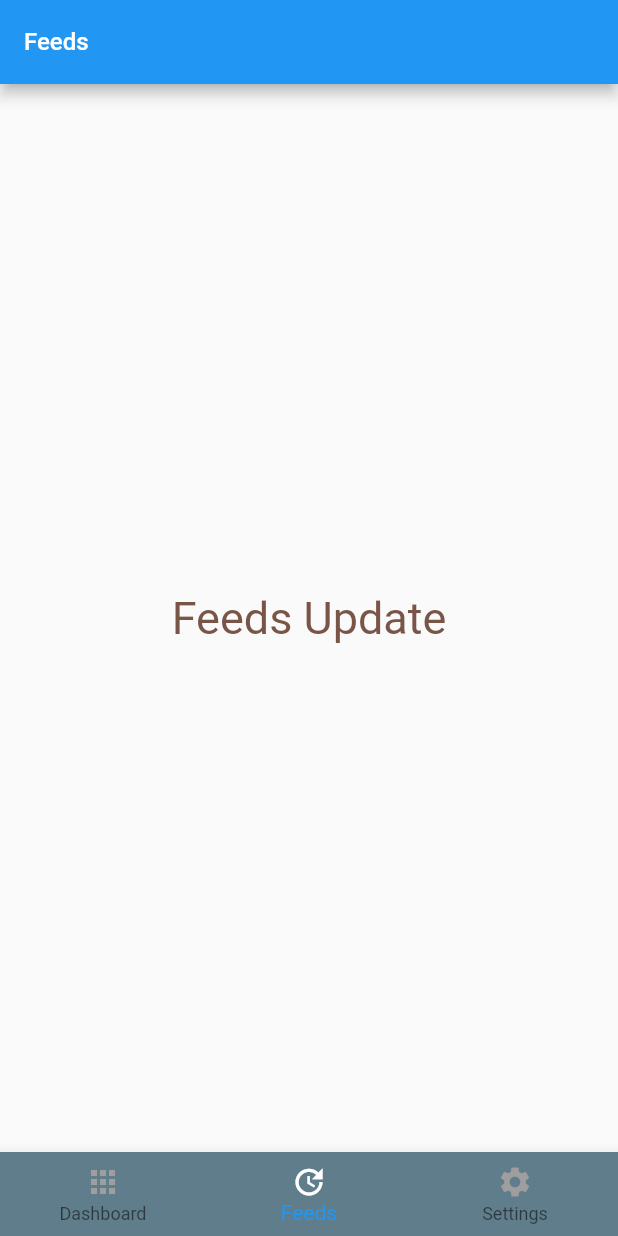
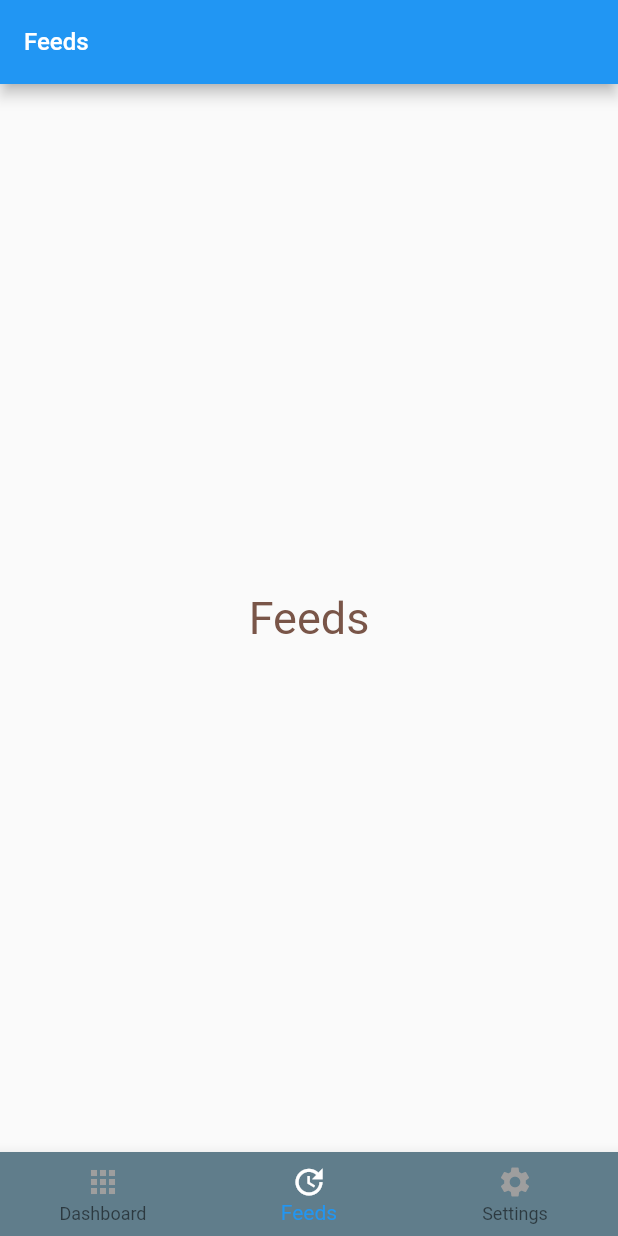
Before and after one commit to sreeharikv112/FlutterPlatformSpecificApp, a Flutter app: the DashboardScreen screen opened directly, item 2 of the bottom bar chosen, on a phone screen of 412 x 824 dp. Run offline on Flutter 3.47's test engine with Material 2 defaults, Android fonts, the phone set to English and light mode, and no system bars; drawn by our look-alikes of flutter_platform_widgets.

Commit message:
code refactoring

```diff
--- a/lib/main.dart
+++ b/lib/main.dart
@@ -1,7 +1,6 @@
 import 'package:flutter/cupertino.dart';
 import 'package:flutter/material.dart';
 import 'package:flutter_platform_specific_app/ui/apphomepage.dart';
-import 'package:flutter_platform_specific_app/ui/first_screen.dart';
 import 'package:flutter_platform_widgets/flutter_platform_widgets.dart';
 import 'package:flutter_platform_specific_app/utils/color_utils.dart' as ColorUtils;
 
--- a/lib/ui/dashboard.dart
+++ b/lib/ui/dashboard.dart
@@ -1,33 +1,36 @@
-
 import 'package:flutter/material.dart';
 import 'package:flutter_platform_specific_app/ui/screen_tab_one.dart';
 import 'package:flutter_platform_specific_app/ui/screen_tab_three.dart';
 import 'package:flutter_platform_specific_app/ui/screen_tab_two.dart';
 import 'package:flutter_platform_widgets/flutter_platform_widgets.dart';
-import 'package:flutter_platform_specific_app/utils/color_utils.dart' as ColorUtils;
+import 'package:flutter_platform_specific_app/utils/color_utils.dart'
+    as ColorUtils;
+import 'package:flutter_platform_specific_app/utils/constants.dart';
 
-
-class DashboardScreen extends StatefulWidget{
+class DashboardScreen extends StatefulWidget {
   @override
   State<StatefulWidget> createState() {
-
     return DashboardScreenState();
   }
 }
 
-class DashboardScreenState extends State<DashboardScreen>{
+class DashboardScreenState extends State<DashboardScreen> {
+
   int _tabSelectedIndex = 0;
-  String title = "Dashboard";
+  String title = txtDashboard;
+
   @override
   Widget build(BuildContext context) {
     return PlatformScaffold(
       appBar: PlatformAppBar(
-        title: Text(title, style: ColorUtils.toolbarTextStyle,),
-        ios: (_)=> CupertinoNavigationBarData(
+        title: Text(
+          title,
+          style: ColorUtils.toolbarTextStyle,
+        ),
+        ios: (_) => CupertinoNavigationBarData(
           transitionBetweenRoutes: false,
         ),
       ),
-
       android: (_) => MaterialScaffoldData(),
       body: getTabScreen(_tabSelectedIndex),
       bottomNavBar: PlatformNavBar(
@@ -38,23 +41,22 @@ class DashboardScreenState extends State<DashboardScreen>{
               title = getScreenTitle(index);
             });
           },
-        backgroundColor: Colors.blueGrey,
+          backgroundColor: ColorUtils.bottomTabsBackground,
           items: [
             BottomNavigationBarItem(
-          icon:  Icon(Icons.apps, color: Colors.grey),
-          title:  Text('Dashboard', style: ColorUtils.bottomNavTextStyle),
-          activeIcon:  Icon(Icons.apps, color: Colors.white),
+              icon: Icon(Icons.apps, color: Colors.grey),
+              title: Text(txtDashboard, style: ColorUtils.bottomNavTextStyle),
+              activeIcon: Icon(Icons.apps, color: Colors.white),
             ),
             BottomNavigationBarItem(
-          icon:  Icon(Icons.update, color: Colors.grey),
-          title:  Text('Feeds', style: ColorUtils.bottomNavTextStyle),
-          activeIcon:  Icon(Icons.update, color: Colors.white),
+              icon: Icon(Icons.update, color: Colors.grey),
+              title: Text(txtFeeds, style: ColorUtils.bottomNavTextStyle),
+              activeIcon: Icon(Icons.update, color: Colors.white),
             ),
             BottomNavigationBarItem(
               icon: Icon(Icons.settings, color: Colors.grey),
-          title: Text('Settings',style: ColorUtils.bottomNavTextStyle,
-          ),
-          activeIcon:  Icon(Icons.settings, color: Colors.white),
+              title: Text(txtSettings,style: ColorUtils.bottomNavTextStyle,),
+              activeIcon: Icon(Icons.settings, color: Colors.white),
             )
           ]),
     );
@@ -72,14 +74,15 @@ class DashboardScreenState extends State<DashboardScreen>{
     }
   }
 
-  String getScreenTitle(int tabIndex){
+  ////Return title of the screen
+  String getScreenTitle(int tabIndex) {
     switch (tabIndex) {
       case 1:
-        return "Feeds";
+        return txtFeeds;
       case 2:
-        return "Settings";
+        return txtSettings;
       default:
-        return "Dashboard";
+        return txtDashboard;
     }
   }
 }
--- a/lib/ui/screen_tab_two.dart
+++ b/lib/ui/screen_tab_two.dart
@@ -1,15 +1,17 @@
 
 import 'package:flutter/material.dart';
 import 'package:flutter/widgets.dart';
-import 'package:flutter_platform_specific_app/utils/color_utils.dart' as ColorUtils;
+import 'package:flutter_platform_specific_app/utils/constants.dart';
+import 'package:flutter_platform_specific_app/utils/color_utils.dart'
+    as ColorUtils;
 
 class ScreenTabTwo extends StatelessWidget {
   @override
   Widget build(BuildContext context) {
     return Center(
         child:  Text(
-            "Feeds Update",
-            style: TextStyle(color: Colors.brown, fontSize: 30),
+            txtFeeds,
+            style: ColorUtils.tabsContentText,
           ),
         );
   }
--- a/lib/utils/color_utils.dart
+++ b/lib/utils/color_utils.dart
@@ -3,6 +3,7 @@ library colorutils;
 import 'package:flutter/cupertino.dart';
 import 'package:flutter/material.dart';
 
+////Color utilities
 final materialThemeData = ThemeData(
     primarySwatch: Colors.deepOrange,
     scaffoldBackgroundColor: Colors.white,
@@ -20,6 +21,7 @@ final cupertinoTheme = CupertinoThemeData(
 
 final toolbarTextStyle = TextStyle(color: Colors.white, fontSize: 16.0);
 final textStyleBlackPlain = TextStyle(color: Colors.black, fontSize: 30);
-
+final bottomTabsBackground = Colors.blueGrey;
 final bottomNavTextStyle = TextStyle(color: Colors.white, fontSize: 14.0);
 final toolbarButtonTextStyle = TextStyle(color: Colors.white, fontSize: 14.0);
+final tabsContentText = TextStyle(color: Colors.brown, fontSize: 30);
--- a/lib/utils/constants.dart
+++ b/lib/utils/constants.dart
@@ -1,6 +1,16 @@
-
-
+//Constants
 const padding_20 = 20.0;
 const padding_10 = 10.0;
 const padding_50 = 50.0;
 const minimumPadding = 5.0;
+const String txtDashboard = "Dashboard";
+const String txtFeeds = "Feeds";
+const String txtSettings = "Settings";
+const String username_error = "Please enter valid username";
+const String username = "User name";
+const String password_error = "Please enter valid password";
+const String password = "Password";
+const String un_pw_error = "Please enter both user name and password";
+const String login = "Login";
+const String alert = "Alert";
+const String ok = "Ok";
```
Also changed, not shown: lib/ui/apphomepage.dart (+7 -6 lines), lib/ui/first_screen.dart (+14 -11 lines), lib/ui/screen_tab_one.dart (+5 -2 lines), lib/ui/screen_tab_three.dart (+5 -3 lines). Lines whose indentation alone changed are shown as unchanged.
